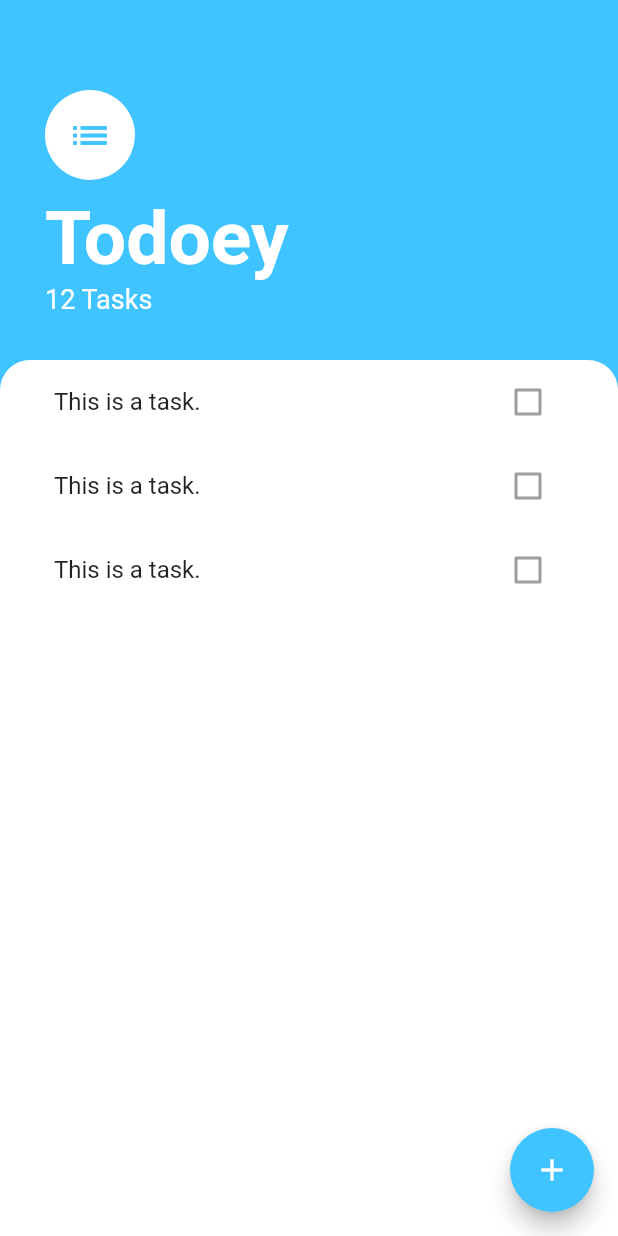
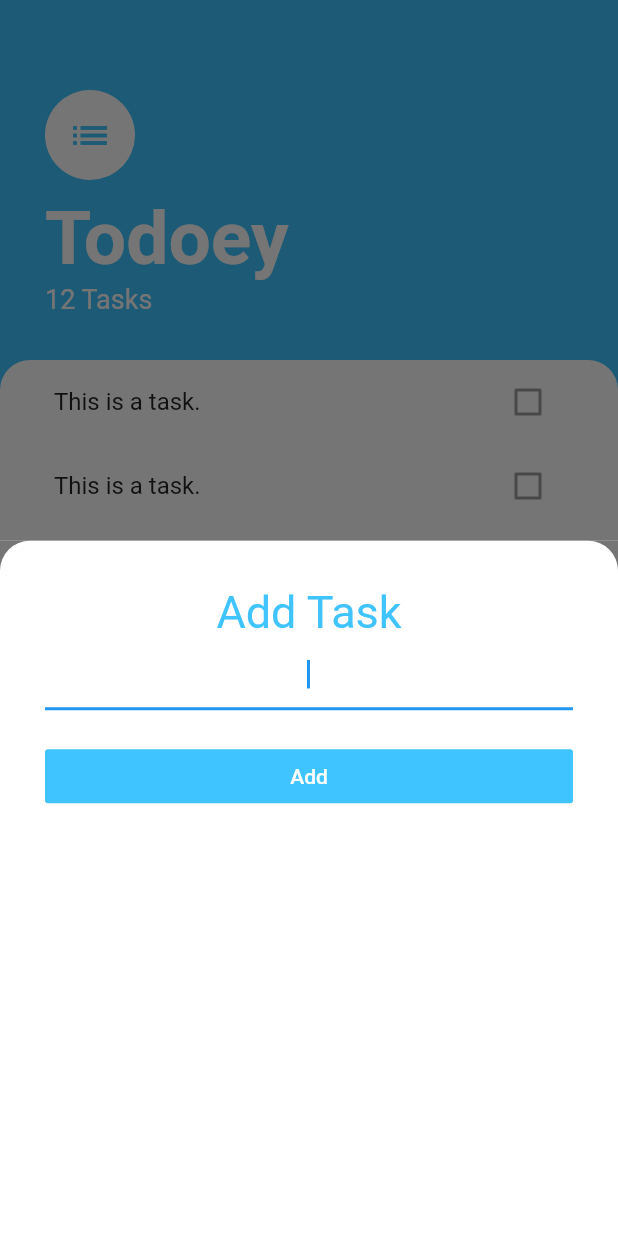
Before and after one commit to geekpius/todoey, a Flutter app: the screen it shows after launch, after a tap on the "add" icon, on a phone screen of 412 x 824 dp. Run offline on Flutter 3.47's test engine with Material 2 defaults, Android fonts, the phone set to English and light mode, and no system bars.

Commit message:
Modal Screen

```diff
--- /dev/null
+++ b/lib/screens/add_task_screen.dart
@@ -0,0 +1,50 @@
+import 'package:flutter/material.dart';
+
+class AddTaskScreen extends StatelessWidget {
+  @override
+  Widget build(BuildContext context) {
+    return Container(
+      color: Color(0xFF757575),
+      child: Container(
+        padding: EdgeInsets.all(30.0),
+        decoration: BoxDecoration(
+          color: Colors.white,
+          borderRadius: BorderRadius.only(
+            topLeft: Radius.circular(20.0),
+            topRight: Radius.circular(20.0),
+          ),
+        ),
+        child: Column(
+          crossAxisAlignment: CrossAxisAlignment.stretch,
+          children: [
+            Text(
+              'Add Task',
+              textAlign: TextAlign.center,
+              style: TextStyle(
+                fontSize: 30,
+                color: Colors.lightBlueAccent,
+              ),
+            ),
+            TextField(
+              autofocus: true,
+              textAlign: TextAlign.center,
+            ),
+            SizedBox(
+              height: 20.0,
+            ),
+            FlatButton(
+              onPressed: () {},
+              child: Text(
+                "Add",
+                style: TextStyle(
+                  color: Colors.white,
+                ),
+              ),
+              color: Colors.lightBlueAccent,
+            ),
+          ],
+        ),
+      ),
+    );
+  }
+}
--- a/lib/screens/task_screen.dart
+++ b/lib/screens/task_screen.dart
@@ -1,13 +1,17 @@
 import 'package:flutter/material.dart';
 import 'package:todoey/widgets/task_list.dart';
+import 'package:todoey/screens/add_task_screen.dart';
 
 class TaskScreen extends StatelessWidget {
+
   @override
   Widget build(BuildContext context) {
     return Scaffold(
       backgroundColor: Colors.lightBlueAccent,
       floatingActionButton: FloatingActionButton(
-        onPressed: () {},
+        onPressed: () {
+          showModalBottomSheet(context: context, builder: (context) => AddTaskScreen());
+        },
         backgroundColor: Colors.lightBlueAccent,
         child: Icon(Icons.add),
       ),
```
